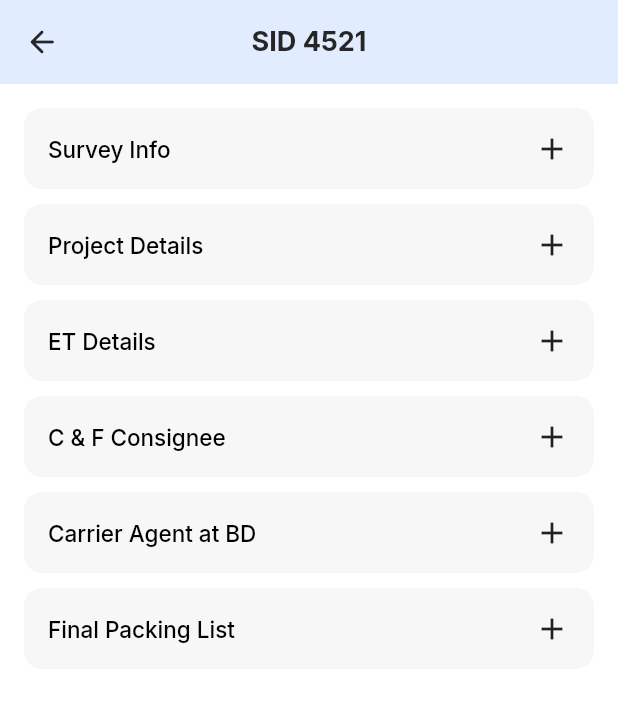
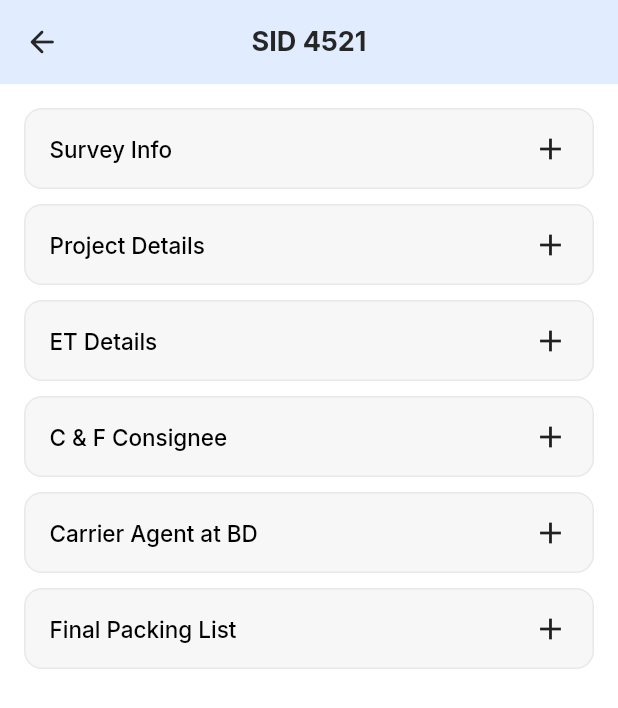
Before and after one commit to Nababmithun/Shipping-App-with-Flutter-UI-, a Flutter app: the SurveyDetailsPage screen opened directly, on a phone screen of 412 x 824 dp. Shown: the top 708 px of the screen. Run offline on Flutter 3.47's test engine with Material 2 defaults, Android fonts, the phone set to English and light mode, and no system bars; our stand-ins replace fl_chart, flutter_rating_bar, google_fonts.

Commit message:
feature: survey, update: add border in expendable widgets

```diff
--- a/lib/features/survey/view/widgets/common_expadable_widget.dart
+++ b/lib/features/survey/view/widgets/common_expadable_widget.dart
@@ -59,6 +59,7 @@ class _CommonExpandableWidgetState extends State<CommonExpandableWidget> {
                 decoration: BoxDecoration(
                   borderRadius: BorderRadius.circular(12),
                   color: AppTheme.greyFifthColor,
+                  border: Border.all(color: AppTheme.greyThirdColor),
                 ),
                 child: Row(
                   mainAxisAlignment: MainAxisAlignment.spaceBetween,
```
